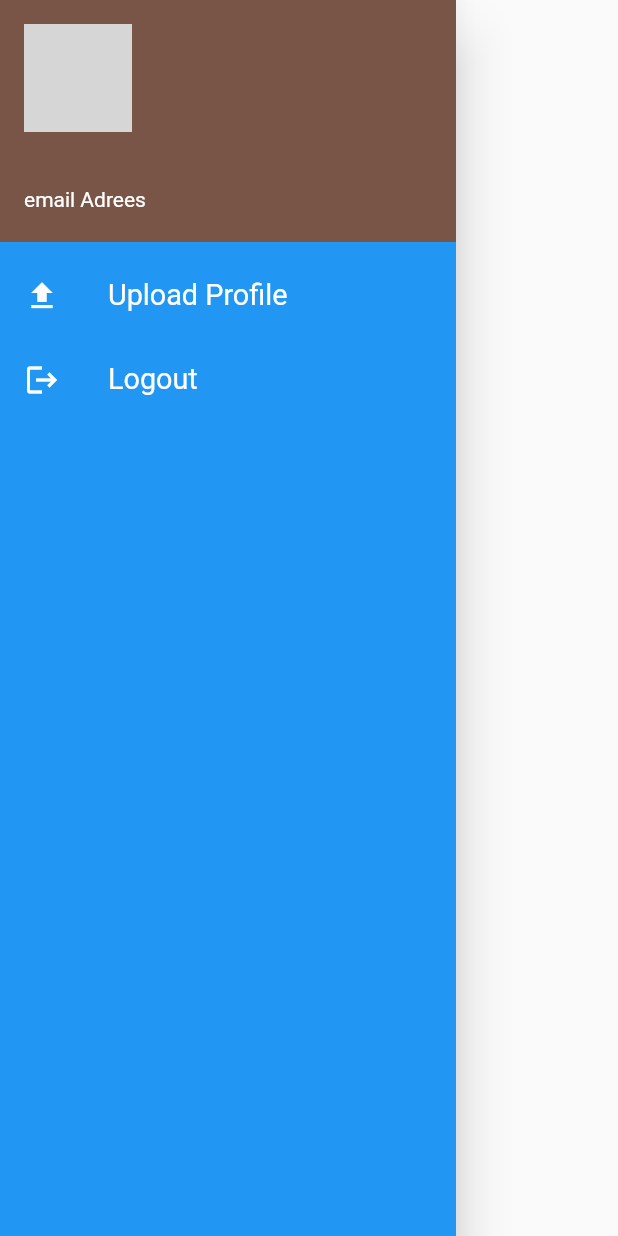
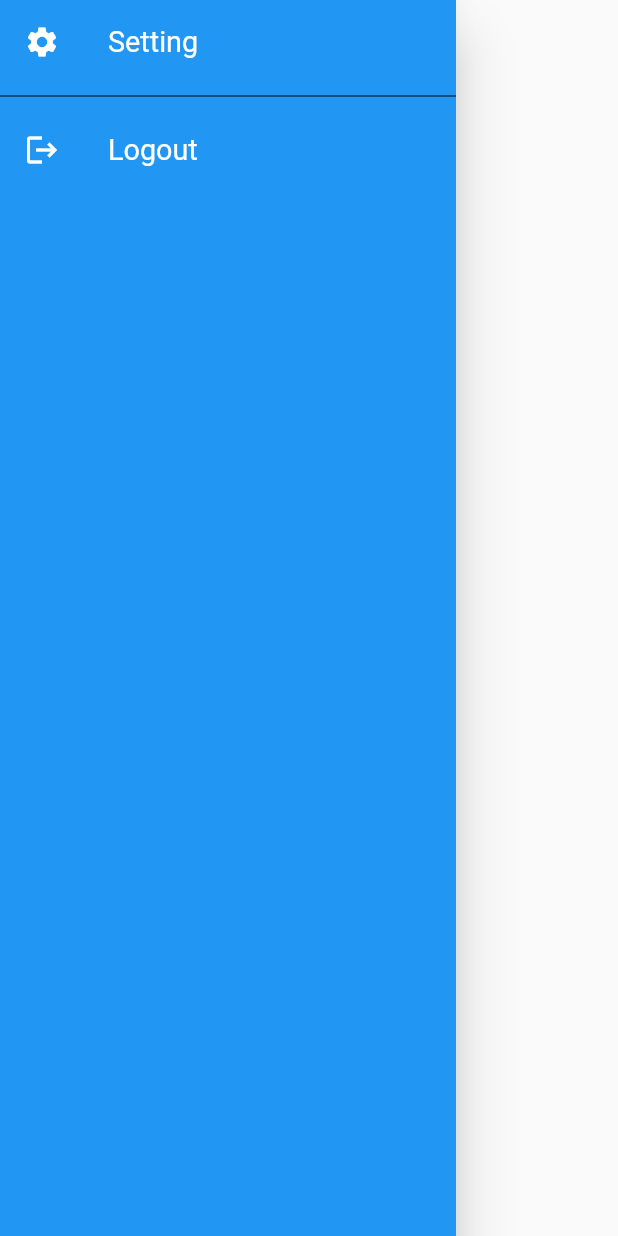
Before and after one commit to trainingtuts/mosaic_event, a Flutter app: the MyDrawer widget shown alone on an empty page, opened directly, on a phone screen of 412 x 824 dp. Run offline on Flutter 3.47's test engine with Material 2 defaults, Android fonts, the phone set to English and light mode, and no system bars; our stand-ins replace carousel_slider, cloud_firestore, firebase_auth, firebase_core, firebase_storage, fluttertoast and 2 more; accounts and stored records are empty; network calls fail; grey boxes are pictures that could not be loaded.

Commit message:
fix drawer

```diff
--- a/lib/screens/home_screen.dart
+++ b/lib/screens/home_screen.dart
@@ -30,8 +30,6 @@ class _HomeScreenState extends State<HomeScreen> {
     "assets/images/image_3.png",
   ];
   bool showBottomAppBar = true;
-
-  // User? user = FirebaseAuth.instance.currentUser;
 
   @override
   Widget build(BuildContext context) {
--- a/lib/screens/profile_screen.dart
+++ b/lib/screens/profile_screen.dart
@@ -144,8 +144,7 @@ class _ProfileScreenState extends State<ProfileScreen> {
                   Center(
                     child: TextButton(
                       onPressed: () {
-                        // TODO: delete User
-                        authService.currentUser!.delete();
+                        // Delete User
                       },
                       style: TextButton.styleFrom(
                           backgroundColor: Colors.amberAccent),
--- a/lib/utils/drawer.dart
+++ b/lib/utils/drawer.dart
@@ -1,17 +1,11 @@
-// ignore_for_file: prefer_const_constructors, unused_import
+import 'dart:developer';
 
-// import 'package:authentication_system/utils/upload_image.dart';
-// import 'package:cloud_firestore/cloud_firestore.dart';
 import 'package:firebase_auth/firebase_auth.dart';
 import 'package:flutter/material.dart';
-// import 'package:authentication_system/themes/my_theme.dart';
 import 'package:fluttertoast/fluttertoast.dart';
 import 'package:mosaic_event/services/auth_service.dart';
 import 'package:mosaic_event/theme/theme.dart';
 import 'package:provider/provider.dart';
-
-// import '../models/user_model.dart';
-// import '../pages/login_page.dart';
 
 class MyDrawer extends StatefulWidget {
   const MyDrawer({Key? key}) : super(key: key);
@@ -23,61 +17,36 @@ class MyDrawer extends StatefulWidget {
 class _MyDrawerState extends State<MyDrawer> {
   // get current user data
   User? user = FirebaseAuth.instance.currentUser;
-  // UserModel loggedInUser = UserModel();
-  // @override
-  // void initState() {
-  //   FirebaseFirestore.instance
-  //       .collection("user")
-  //       .doc(user!.uid)
-  //       .get()
-  //       .then((value) {
-  //     loggedInUser = UserModel.fromMap(value.data());
-  //     setState(() {});
-  //   });
-  //   super.initState();
-  // }
 
   @override
   Widget build(BuildContext context) {
     final authService = Provider.of<AuthService>(context);
-    const imageUrl = "https://avatars.githubusercontent.com/u/56643117?v=4";
 
-    return Drawer(
+    return SafeArea(
+      child: Drawer(
         child: Container(
           color: MyColors.drawerColor,
           child: ListView(
             padding: EdgeInsets.zero,
             children: [
-            DrawerHeader(
-              padding: EdgeInsets.zero,
-              child: UserAccountsDrawerHeader(
-                margin: EdgeInsets.zero,
-                accountName: authService.userID() != null
-                    ? Text("${authService.userID()}")
-                    : Text("data"),
-                accountEmail: Text("email Adrees"),
-                currentAccountPicture: CircleAvatar(
-                  backgroundImage: NetworkImage(imageUrl),
-                ),
-              ),
-            ),
               ListTile(
                 leading: const Icon(
-                Icons.upload,
+                  Icons.settings,
                   color: Colors.white,
                 ),
                 onTap: () {
-                // TODO: profile pic
-                // UploadImage.uploadImage(
-                //     userId: loggedInUser.uid, folder: "profile");
+                  log("Setting Pressed");
                 },
                 title: const Text(
-                "Upload Profile",
+                  "Setting",
                   textScaleFactor: 1.2,
                   style: TextStyle(
                     color: Colors.white,
                   ),
                 ),
+              ),
+              const Divider(
+                color: Colors.black,
               ),
               ListTile(
                 leading: const Icon(
@@ -106,13 +75,12 @@ class _MyDrawerState extends State<MyDrawer> {
             ],
           ),
         ),
+      ),
     );
   }
 
   Future<void> logout(BuildContext context) async {
     await FirebaseAuth.instance.signOut();
     Fluttertoast.showToast(msg: "Logout Successfull");
-    // Navigator.of(context).pushReplacement(
-    //     MaterialPageRoute(builder: (context) => const LoginPage()));
   }
 }
```
Also changed, not shown: lib/forms/profile_update_form.dart (+11 -8 lines), lib/todo.dart (added, +15 -0 lines). Lines whose indentation alone changed are shown as unchanged.
